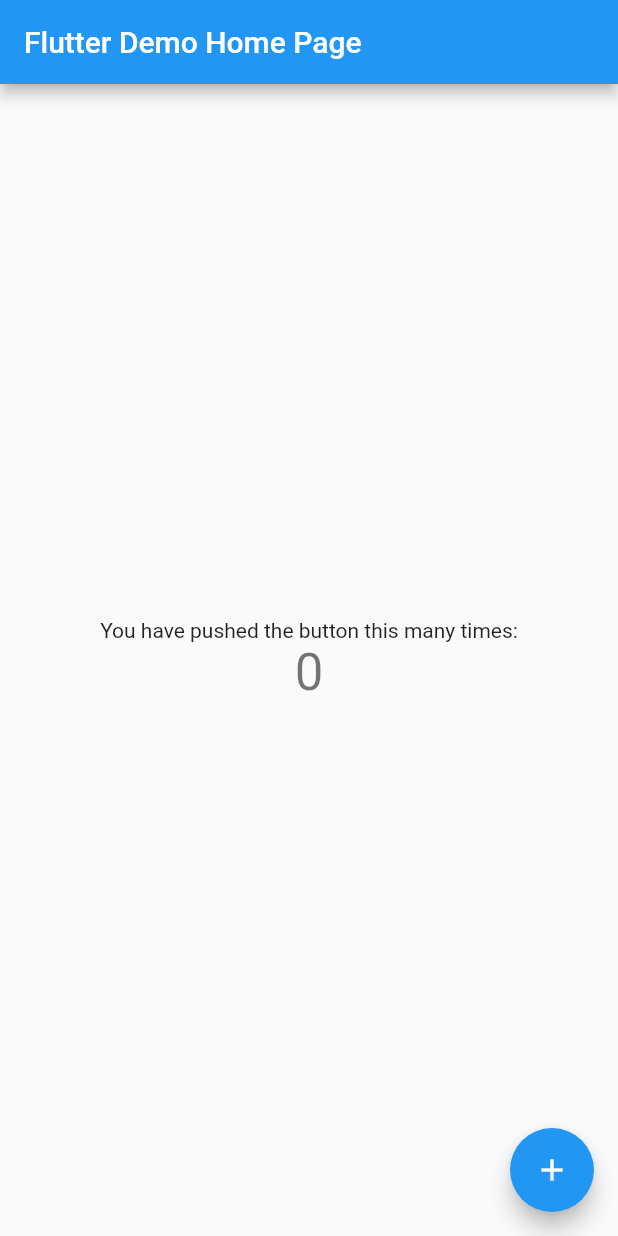
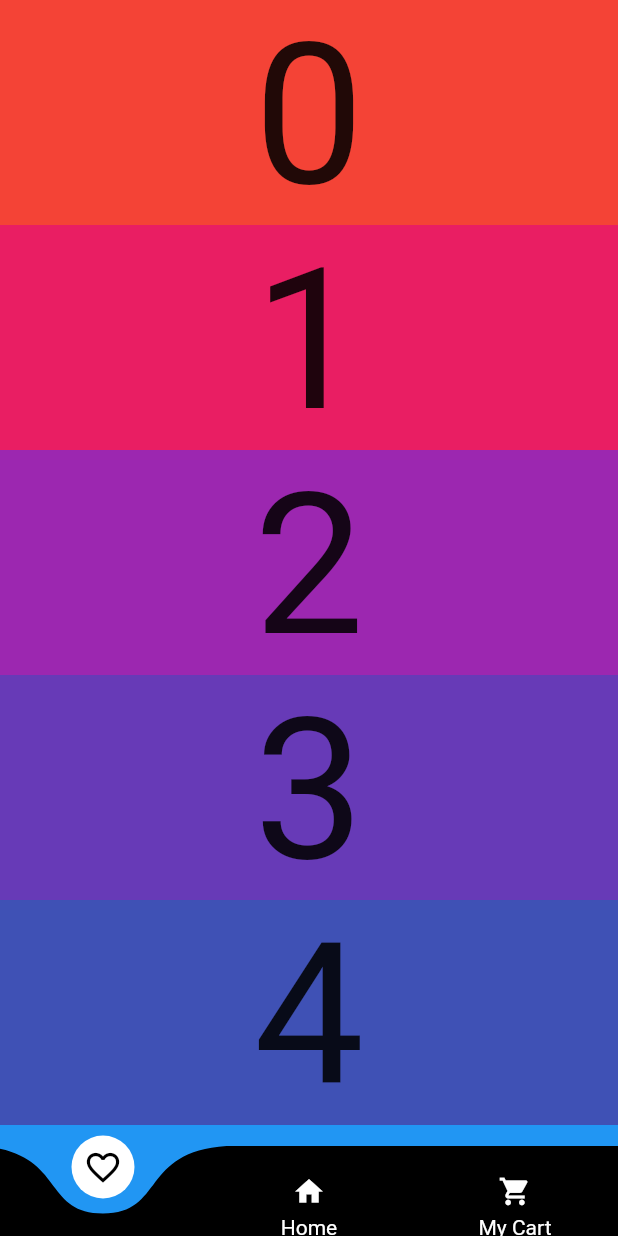
Before and after one commit to Yousuf7075/curved_bottom__navigation, a Flutter app: the screen it shows after launch, on a phone screen of 412 x 824 dp. Run offline on Flutter 3.47's test engine with Material 2 defaults, Android fonts, the phone set to English and light mode, and no system bars; drawn by our look-alikes of curved_navigation_bar.

Commit message:
Solved bottom transparent issue

```diff
--- a/lib/main.dart
+++ b/lib/main.dart
@@ -1,115 +1,96 @@
 import 'package:flutter/material.dart';
+import 'package:curved_navigation_bar/curved_navigation_bar.dart';
 
-void main() {
-  runApp(const MyApp());
-}
+void main() => runApp(const App());
 
-class MyApp extends StatelessWidget {
-  const MyApp({Key? key}) : super(key: key);
+class App extends StatelessWidget {
+  const App({Key? key}) : super(key: key);
 
-  // This widget is the root of your application.
   @override
   Widget build(BuildContext context) {
-    return MaterialApp(
-      title: 'Flutter Demo',
-      theme: ThemeData(
-        // This is the theme of your application.
-        //
-        // Try running your application with "flutter run". You'll see the
-        // application has a blue toolbar. Then, without quitting the app, try
-        // changing the primarySwatch below to Colors.green and then invoke
-        // "hot reload" (press "r" in the console where you ran "flutter run",
-        // or simply save your changes to "hot reload" in a Flutter IDE).
-        // Notice that the counter didn't reset back to zero; the application
-        // is not restarted.
-        primarySwatch: Colors.blue,
-      ),
-      home: const MyHomePage(title: 'Flutter Demo Home Page'),
+    return const MaterialApp(
+      home: BottomNavBar(),
     );
   }
 }
 
-class MyHomePage extends StatefulWidget {
-  const MyHomePage({Key? key, required this.title}) : super(key: key);
-
-  // This widget is the home page of your application. It is stateful, meaning
-  // that it has a State object (defined below) that contains fields that affect
-  // how it looks.
-
-  // This class is the configuration for the state. It holds the values (in this
-  // case the title) provided by the parent (in this case the App widget) and
-  // used by the build method of the State. Fields in a Widget subclass are
-  // always marked "final".
-
-  final String title;
+class BottomNavBar extends StatefulWidget {
+  const BottomNavBar({Key? key}) : super(key: key);
 
   @override
-  State<MyHomePage> createState() => _MyHomePageState();
+  _BottomNavBarState createState() => _BottomNavBarState();
 }
 
-class _MyHomePageState extends State<MyHomePage> {
-  int _counter = 0;
-
-  void _incrementCounter() {
-    setState(() {
-      // This call to setState tells the Flutter framework that something has
-      // changed in this State, which causes it to rerun the build method below
-      // so that the display can reflect the updated values. If we changed
-      // _counter without calling setState(), then the build method would not be
-      // called again, and so nothing would appear to happen.
-      _counter++;
-    });
-  }
+class _BottomNavBarState extends State<BottomNavBar> {
+  int _page = 0;
+  final GlobalKey<CurvedNavigationBarState> _bottomNavigationKey = GlobalKey();
 
   @override
   Widget build(BuildContext context) {
-    // This method is rerun every time setState is called, for instance as done
-    // by the _incrementCounter method above.
-    //
-    // The Flutter framework has been optimized to make rerunning build methods
-    // fast, so that you can just rebuild anything that needs updating rather
-    // than having to individually change instances of widgets.
     return Scaffold(
-      appBar: AppBar(
-        // Here we take the value from the MyHomePage object that was created by
-        // the App.build method, and use it to set our appbar title.
-        title: Text(widget.title),
-      ),
-      body: Center(
-        // Center is a layout widget. It takes a single child and positions it
-        // in the middle of the parent.
+      extendBody: true,
+        bottomNavigationBar: CurvedNavigationBar(
+          key: _bottomNavigationKey,
+          index: 0,
+          height: 60.0,
+          items: <Widget>[
+            bottomItem(
+                title: "Wish List", index: 0, icon: Icons.favorite_border),
+            bottomItem(title: "Home", index: 1, icon: Icons.home),
+            bottomItem(title: "My Cart", index: 2, icon: Icons.shopping_cart),
+          ],
+          color: Colors.black,
+          buttonBackgroundColor: Colors.white,
+          backgroundColor: Colors.transparent,
+          animationCurve: Curves.easeInOut,
+          animationDuration: const Duration(milliseconds: 300),
+          onTap: (index) {
+            setState(() {
+              _page = index;
+            });
+          },
+          letIndexChange: (index) => true,
+        ),
+        body: ListView.builder(
+            itemCount: 100,
+            itemBuilder: (context, index) {
+              return Container(
+                height: 150,
+                color: Colors.primaries[index % Colors.primaries.length],
+                child: FittedBox(
+                  child: Text(index.toString()),
+                ),
+              );
+            }));
+  }
+
+  Widget bottomItem(
+      {required int index, required String title, required IconData icon}) {
+    if (index == _page) {
+      return Icon(
+        icon,
+        size: 26,
+        color: Colors.black,
+      );
+    } else {
+      return Padding(
+        padding: const EdgeInsets.only(top: 6.0),
         child: Column(
-          // Column is also a layout widget. It takes a list of children and
-          // arranges them vertically. By default, it sizes itself to fit its
-          // children horizontally, and tries to be as tall as its parent.
-          //
-          // Invoke "debug painting" (press "p" in the console, choose the
-          // "Toggle Debug Paint" action from the Flutter Inspector in Android
-          // Studio, or the "Toggle Debug Paint" command in Visual Studio Code)
-          // to see the wireframe for each widget.
-          //
-          // Column has various properties to control how it sizes itself and
-          // how it positions its children. Here we use mainAxisAlignment to
-          // center the children vertically; the main axis here is the vertical
-          // axis because Columns are vertical (the cross axis would be
-          // horizontal).
           mainAxisAlignment: MainAxisAlignment.center,
-          children: <Widget>[
-            const Text(
-              'You have pushed the button this many times:',
+          children: [
+            Icon(
+              icon,
+              size: 22,
+              color: Colors.white,
             ),
+            const SizedBox(height: 5),
             Text(
-              '$_counter',
-              style: Theme.of(context).textTheme.headline4,
-            ),
+              title,
+              style: const TextStyle(color: Colors.white),
+            )
           ],
         ),
-      ),
-      floatingActionButton: FloatingActionButton(
-        onPressed: _incrementCounter,
-        tooltip: 'Increment',
-        child: const Icon(Icons.add),
-      ), // This trailing comma makes auto-formatting nicer for build methods.
-    );
+      );
+    }
   }
 }
--- a/pubspec.yaml
+++ b/pubspec.yaml
@@ -34,6 +34,7 @@ dependencies:
   # The following adds the Cupertino Icons font to your application.
   # Use with the CupertinoIcons class for iOS style icons.
   cupertino_icons: ^1.0.2
+  curved_navigation_bar: ^1.0.1
 
 dev_dependencies:
   flutter_test:
```
Also changed, not shown: pubspec.lock, 1 other file.
